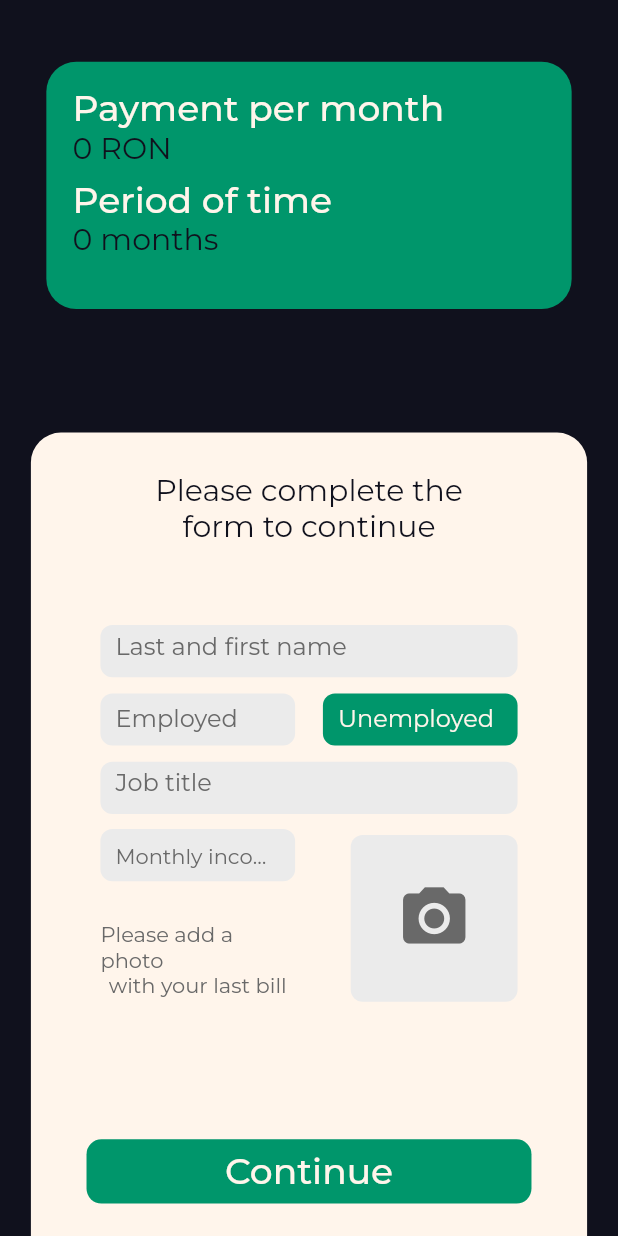
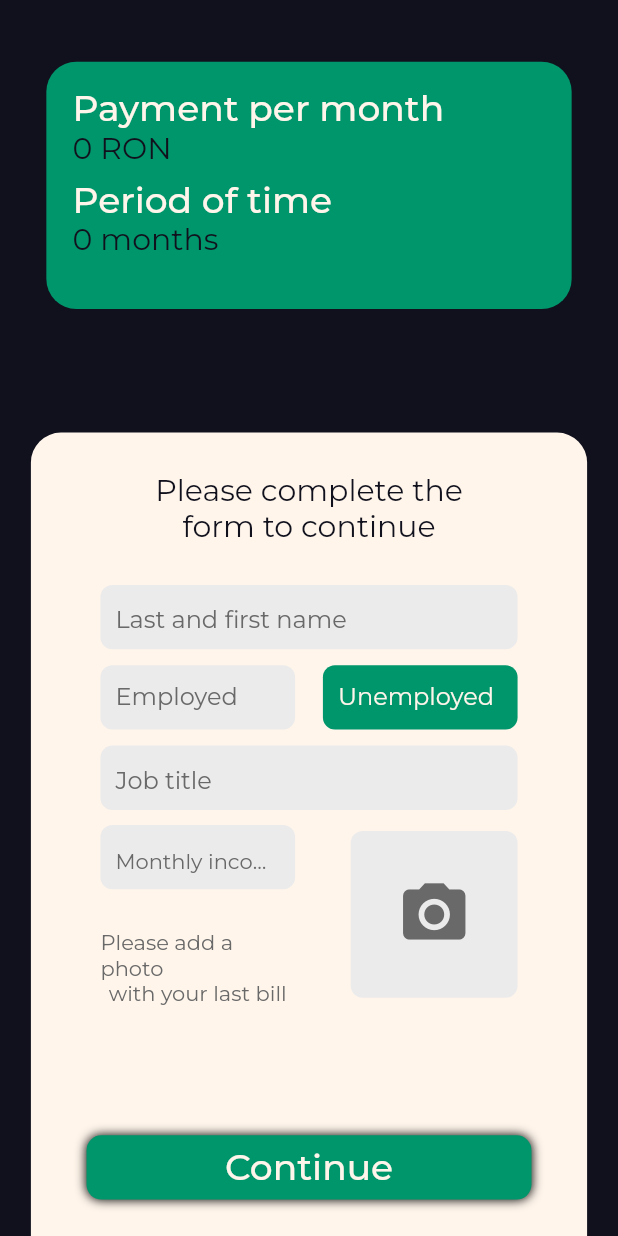
Before and after one commit to Tudor-Anitas/MyCreditLoans, a Flutter app: the DetailsPage screen opened directly with empty values, on a phone screen of 412 x 824 dp. Run offline on Flutter 3.47's test engine with Material 2 defaults, Android fonts, the phone set to English and light mode, and no system bars; our stand-ins replace animated_splash_screen, google_fonts, image_picker, page_transition.

```diff
--- a/lib/colors.dart
+++ b/lib/colors.dart
@@ -9,4 +9,12 @@ Color kGreenCyan = Color(0xff00966B);
 Color kRedPigment = Color(0xffFD0122);
 Color kSeaShell = Color(0xffFFF5EB);
 Color kGrey = Color(0xff696969);
+Color kDarkGrey = Color(0xff000000);
 Color kBlue = Color(0xffebebeb);
+
+/// Shadow for buttons and containers
+BoxShadow kBoxShadow = BoxShadow(
+    //color: kDarkGrey,
+    offset: Offset(0.0, 0.0),
+    blurRadius: 5.0
+);
--- a/lib/screens/details_page/components/details_form.dart
+++ b/lib/screens/details_page/components/details_form.dart
@@ -1,11 +1,15 @@
 import 'package:flutter/cupertino.dart';
 import 'package:flutter/material.dart';
 import 'package:image_picker/image_picker.dart';
+import 'package:my_credit_loans/methods.dart';
 import 'package:my_credit_loans/screens/details_page/components/gallery_image_picker.dart';
 import 'package:my_credit_loans/screens/details_page/components/employment_status.dart';
+import 'package:my_credit_loans/screens/results_page/results_page.dart';
 import 'package:my_credit_loans/widgets/input.dart';
 import 'package:my_credit_loans/widgets/validate_button.dart';
+import 'package:page_transition/page_transition.dart';
 
+/// Creates a form to get information about the user
 class DetailsForm extends StatefulWidget {
 
   late double width;
@@ -13,7 +17,8 @@ class DetailsForm extends StatefulWidget {
   // keeps the state of the employed and unemployed buttons
   static bool isEmployed = false;
 
-
+  /// Creates a form used to gather the remaining information about the
+  /// economical state of the user before creating a score for the request
   DetailsForm({
     required this.width,
     required this.height
@@ -30,12 +35,42 @@ class _DetailsFormState extends State<DetailsForm> {
   TextEditingController job = TextEditingController();
   TextEditingController income = TextEditingController();
 
-  // the image picked from the gallery
-  PickedFile? galleryImage;
+  // snackBars to be shown in case of errors or exceptions
+  SnackBar _invalidInputSnackBar = SnackBar(content: Text('Please fill all the fields!'));
+  SnackBar _httpErrorSnackBar = SnackBar(content: Text('A problem occurred with your request! Try again later'));
 
+  static PickedFile? galleryImage; // the image picked from the gallery
+  final GlobalKey<FormState> _formKey = GlobalKey<FormState>(); // key for the form
+
+  /// This method will open the system's gallery to pick a image
   pickImage() async {
     galleryImage = await ImagePicker.platform.pickImage(source: ImageSource.gallery);
     setState(() {});
+  }
+
+  /// This method validates the form to check for errors and to fetch the score
+  /// from the API
+  validator() async{
+    // fetch the score from the API
+    int score = await getScore();
+
+    // if there is a internet problem or response code other than 'OK', halt the operation
+    if(score == -2) {
+      ScaffoldMessenger.of(context).showSnackBar(_httpErrorSnackBar);
+      return;
+    }
+
+    // if the form is not null and
+    // the state is validated and
+    // the images was picked from the gallery
+    // go to the ResultsPage
+    if(_formKey.currentState != null &&
+        _formKey.currentState!.validate() &&
+        galleryImage != null
+    )
+      Navigator.push(context, PageTransition(child: ResultsPage(score: score,), type: PageTransitionType.fade));
+    else
+      ScaffoldMessenger.of(context).showSnackBar(_invalidInputSnackBar);
   }
 
   @override
@@ -47,28 +82,30 @@ class _DetailsFormState extends State<DetailsForm> {
         color: Theme.of(context).backgroundColor,
         borderRadius: BorderRadius.only(topRight: Radius.circular(20), topLeft: Radius.circular(20))
       ),
+      child: Form(
+        key: _formKey,
         child: Column(
           children: [
             SizedBox(height: widget.height * 0.05,),
             Text('Please complete the'),
             Text('form to continue'),
-          SizedBox(height: widget.height * 0.1,),
+            SizedBox(height: widget.height * 0.05,),
             Input(
               width: widget.width * 0.75,
-            height: widget.height * 0.065,
+              height: widget.height * 0.08,
               hint: 'Last and first name',
               controller: name,
-            validator: (String? value){},
+              validator: InputValidators().nameValidator,
             ),
             SizedBox(height: widget.height * 0.02,),
             EmploymentStatus(width: widget.width, height: widget.height),
             SizedBox(height: widget.height * 0.02,),
             Input(
               width: widget.width * 0.75,
-            height: widget.height * 0.065,
+              height: widget.height * 0.08,
               hint: 'Job title',
               controller: job,
-            validator: (String? value){},
+              validator: InputValidators().jobValidator
             ),
             SizedBox(height: widget.height * 0.005,),
             Container(
@@ -83,12 +120,12 @@ class _DetailsFormState extends State<DetailsForm> {
                       children: [
                         Input(
                           width: widget.width * 0.35,
-                        height: widget.height * 0.065,
+                          height: widget.height * 0.08,
                           hint: 'Monthly income',
                           inputType: TextInputType.number,
                           hintSize: 14,
                           controller: income,
-                        validator: (String? value){},
+                          validator: InputValidators().incomeValidator,
                         ),
                         Container(
                           width: widget.width * 0.35,
@@ -99,7 +136,7 @@ class _DetailsFormState extends State<DetailsForm> {
                               Text('with your last bill', style: Theme.of(context).textTheme.caption)
                             ],
                           ),
-                      )
+                        ),
                       ],
                     ),
                   ),
@@ -111,8 +148,11 @@ class _DetailsFormState extends State<DetailsForm> {
               ),
             ),
             SizedBox(height: widget.height * 0.15,),
-          ValidateButton(width: widget.width * 0.8, height: widget.height * 0.08, onPressed: (){})
+            ValidateButton(width: widget.width * 0.8, height: widget.height * 0.08, onPressed: () async{
+              await validator();
+            })
           ],
+        ),
       ),
     );
   }
--- a/lib/screens/details_page/components/employment_status.dart
+++ b/lib/screens/details_page/components/employment_status.dart
@@ -7,6 +7,8 @@ class EmploymentStatus extends StatefulWidget {
   late double width;
   late double height;
 
+  /// Displays a row with two toggle buttons that keep the state of the
+  /// employment of the user
   EmploymentStatus({
     required this.width,
     required this.height
@@ -28,7 +30,7 @@ class _EmploymentStatusState extends State<EmploymentStatus> {
                 DetailsForm.isEmployed = true;
               });
             },
-            child: SwitchButton(width: widget.width * 0.35, height: widget.height * 0.065, title: 'Employed', isActive: DetailsForm.isEmployed,)
+            child: SwitchButton(width: widget.width * 0.35, height: widget.height * 0.08, title: 'Employed', isActive: DetailsForm.isEmployed,)
         ),
         SizedBox(width: widget.width * 0.05,),
         GestureDetector(
@@ -37,7 +39,7 @@ class _EmploymentStatusState extends State<EmploymentStatus> {
                 DetailsForm.isEmployed = false;
               });
             },
-            child: SwitchButton(width: widget.width * 0.35, height: widget.height * 0.065, title: 'Unemployed', isActive: !DetailsForm.isEmployed,)
+            child: SwitchButton(width: widget.width * 0.35, height: widget.height * 0.08, title: 'Unemployed', isActive: !DetailsForm.isEmployed,)
         )
       ],
     );
--- a/lib/screens/details_page/components/loan_display.dart
+++ b/lib/screens/details_page/components/loan_display.dart
@@ -7,7 +7,8 @@ class LoanDisplay extends StatelessWidget {
   late double loanValue;
   late int timePeriod;
 
-
+  /// Displays the amount of money the user will pay every month, represented by
+  /// [loanValue] for the selected period of time, [timePeriod]
   LoanDisplay({
     required this.width,
     required this.height,
@@ -23,7 +24,7 @@ class LoanDisplay extends StatelessWidget {
       padding: EdgeInsets.only(top: height * 0.1, left: width * 0.05),
       decoration: BoxDecoration(
         color: Theme.of(context).accentColor,
-        borderRadius: BorderRadius.all(Radius.circular(20))
+        borderRadius: BorderRadius.all(Radius.circular(20)),
       ),
       child: Column(
         children: [
--- a/lib/screens/details_page/details_page.dart
+++ b/lib/screens/details_page/details_page.dart
@@ -7,6 +7,8 @@ class DetailsPage extends StatefulWidget {
   late double loanValue;
   late int timePeriod;
 
+  /// The page will display the selected loan plan and will provide a form
+  /// to get some information about the user to calculate its score
   DetailsPage({
     required this.loanValue,
     required this.timePeriod
--- a/lib/screens/main_page/components/headline.dart
+++ b/lib/screens/main_page/components/headline.dart
@@ -14,7 +14,7 @@ class Headline extends StatelessWidget {
         Container(
             height: height,
             child: Center(
-                child: Text('Welcome!', style: Theme.of(context).textTheme.headline1)
+                child: Text('Welcome!', style: Theme.of(context).textTheme.headline2)
             )
         ),
       ],
--- a/lib/theme.dart
+++ b/lib/theme.dart
@@ -14,8 +14,9 @@ class CustomTheme{
       disabledColor: kBlue,
       scaffoldBackgroundColor: kXiketic,
       textTheme: TextTheme(
-        headline1: GoogleFonts.lobster(fontSize: 64, color: kSeaShell, fontWeight: FontWeight.w500),
-        headline2: GoogleFonts.montserrat(fontSize: 36, color: kSeaShell, fontWeight: FontWeight.w500),
+        headline1: GoogleFonts.montserrat(fontSize: 80, color: kSeaShell, fontWeight: FontWeight.w500),
+        headline2: GoogleFonts.lobster(fontSize: 64, color: kSeaShell, fontWeight: FontWeight.w500),
+        headline3: GoogleFonts.montserrat(fontSize: 36, color: kSeaShell, fontWeight: FontWeight.w500),
         headline6: GoogleFonts.montserrat(fontSize: 24, color: kSeaShell, fontWeight: FontWeight.w500),
         bodyText1: GoogleFonts.montserrat(fontSize: 24, color: kXiketic, fontWeight: FontWeight.w500),
         bodyText2: GoogleFonts.montserrat(fontSize: 20, color: kXiketic, fontWeight: FontWeight.w400),
@@ -24,4 +25,5 @@ class CustomTheme{
       )
     );
   }
+
 }
--- a/lib/widgets/input.dart
+++ b/lib/widgets/input.dart
@@ -14,7 +14,7 @@ class Input extends StatefulWidget {
 
   late var validator;
 
-
+  /// Creates a text input to be displayed
   Input({
     required this.width,
     required this.height,
@@ -46,7 +46,7 @@ class _InputState extends State<Input> {
         validator: widget.validator,
         textInputAction: TextInputAction.next,
         decoration: InputDecoration(
-          contentPadding: EdgeInsets.symmetric(vertical: 12, horizontal: 10),
+          contentPadding: EdgeInsets.symmetric(vertical: 5, horizontal: 10),
           border: InputBorder.none,
           hintText: widget.hint,
         ),
--- a/lib/widgets/validate_button.dart
+++ b/lib/widgets/validate_button.dart
@@ -1,4 +1,5 @@
 import 'package:flutter/material.dart';
+import 'package:my_credit_loans/colors.dart';
 
 class ValidateButton extends StatelessWidget {
 
@@ -7,6 +8,8 @@ class ValidateButton extends StatelessWidget {
   late var onPressed;
   String text;
 
+  /// Creates a button used for positive actions, that continue the flow of
+  /// the interface
   ValidateButton({
     required this.width,
     required this.height,
@@ -21,7 +24,8 @@ class ValidateButton extends StatelessWidget {
       height: height,
       decoration: BoxDecoration(
         color: Theme.of(context).accentColor,
-        borderRadius: BorderRadius.all(Radius.circular(10))
+        borderRadius: BorderRadius.all(Radius.circular(10)),
+        boxShadow: [ kBoxShadow ]
       ),
       child: MaterialButton(
         child: Text('$text',style: Theme.of(context).textTheme.button,),
```
Also changed, not shown: lib/main.dart (+3 -5 lines), lib/methods.dart (+60 -0 lines), lib/screens/result_page.dart (deleted, +0 -93 lines), lib/screens/results_page/results_page.dart (added, +55 -0 lines), lib/widgets/simple_button.dart (added, +35 -0 lines). Lines whose indentation alone changed are shown as unchanged.
